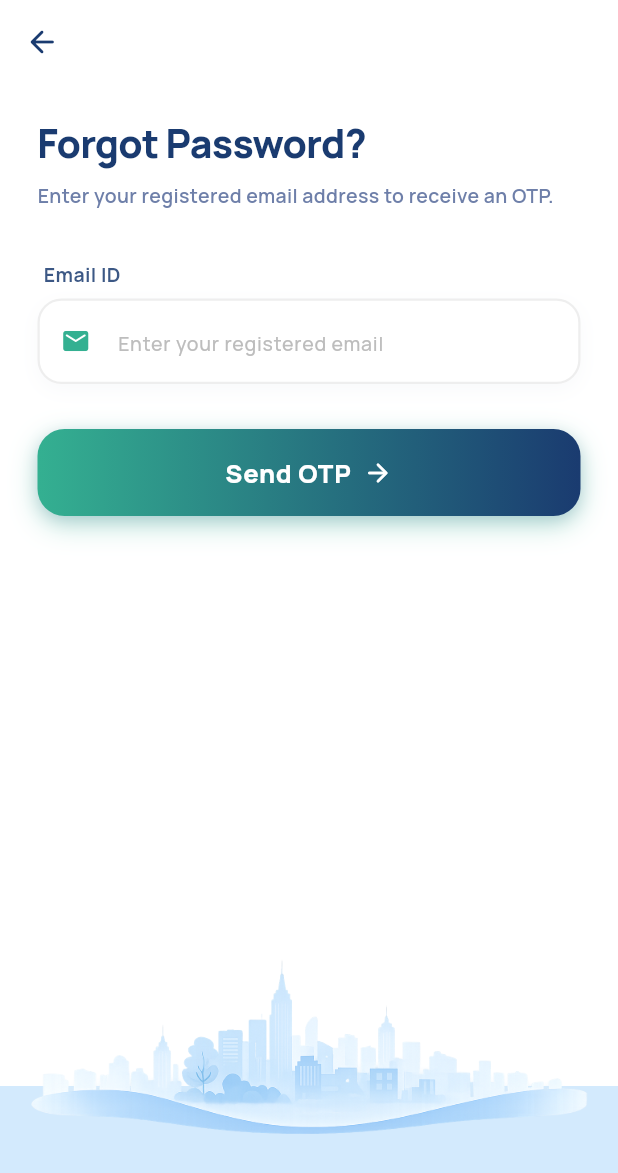
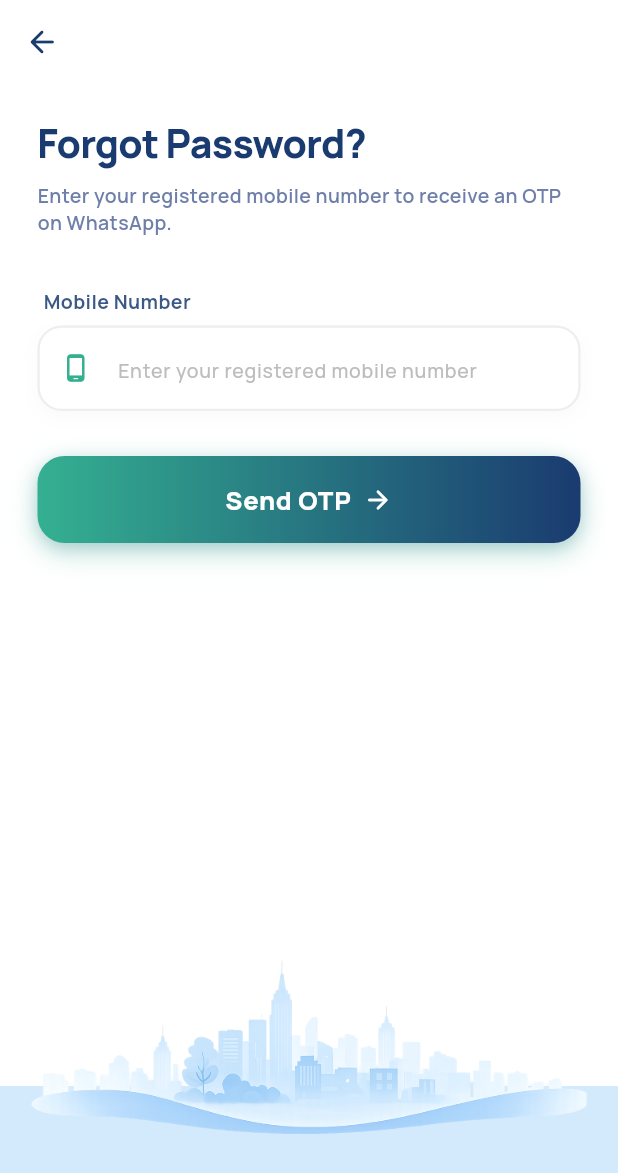
Before and after one commit to artic0909/doctorwala-for-partner-app, a Flutter app: the ForgotPasswordScreen screen opened directly, on a phone screen of 412 x 824 dp. Shown: the top 1173 px of the screen. Run offline on Flutter 3.47's test engine with Material 3 defaults, Android fonts, the phone set to English and light mode, and no system bars; our stand-ins replace animate_do, carousel_slider, google_fonts, image_picker, shared_preferences; accounts and stored records are empty.

Commit message:
forget otp

```diff
--- a/lib/core/api_service.dart
+++ b/lib/core/api_service.dart
@@ -261,13 +261,13 @@ class ApiService {
       };
     }
   }
-  /// Sends an OTP to the partner's registered email address for password reset (URL Encoded Form POST)
+  /// Sends an OTP to the partner's registered mobile number for password reset (URL Encoded Form POST)
   static Future<Map<String, dynamic>> forgotPasswordSendOtp({
-    required String email,
+    required String mobileNumber,
   }) async {
     final url = Uri.parse('$baseUrl/forgot-password/send-otp');
     final Map<String, String> body = {
-      'partner_email': email,
+      'partner_mobile_number': mobileNumber,
     };
 
     try {
@@ -296,13 +296,13 @@ class ApiService {
 
   /// Verifies an OTP and resets password (URL Encoded Form POST)
   static Future<Map<String, dynamic>> forgotPasswordReset({
-    required String email,
+    required String mobileNumber,
     required String otp,
     required String password,
   }) async {
     final url = Uri.parse('$baseUrl/forgot-password/reset');
     final Map<String, String> body = {
-      'partner_email': email,
+      'partner_mobile_number': mobileNumber,
       'otp': otp,
       'partner_password': password,
     };
--- a/lib/screens/forgot_password_screen.dart
+++ b/lib/screens/forgot_password_screen.dart
@@ -15,8 +15,8 @@ class ForgotPasswordScreen extends StatefulWidget {
 }
 
 class _ForgotPasswordScreenState extends State<ForgotPasswordScreen> {
-  int _currentStep = 1; // 1: Email, 2: OTP & New Password
-  final _emailController = TextEditingController();
+  int _currentStep = 1; // 1: Mobile, 2: OTP & New Password
+  final _mobileController = TextEditingController();
   final _otpController = TextEditingController();
   final _passwordController = TextEditingController();
 
@@ -25,22 +25,21 @@ class _ForgotPasswordScreenState extends State<ForgotPasswordScreen> {
 
   @override
   void dispose() {
-    _emailController.dispose();
+    _mobileController.dispose();
     _otpController.dispose();
     _passwordController.dispose();
     super.dispose();
   }
 
   void _sendOtp() async {
-    final email = _emailController.text.trim();
-    if (email.isEmpty) {
-      CustomAlerts.showError(context, 'Please enter your email');
+    final mobile = _mobileController.text.trim();
+    if (mobile.isEmpty) {
+      CustomAlerts.showError(context, 'Please enter your mobile number');
       return;
     }
 
-    final emailRegex = RegExp(r'^[\w-\.]+@([\w-]+\.)+[\w-]{2,4}$');
-    if (!emailRegex.hasMatch(email)) {
-      CustomAlerts.showError(context, 'Please enter a valid email address');
+    if (mobile.length != 10) {
+      CustomAlerts.showError(context, 'Please enter a valid 10-digit mobile number');
       return;
     }
 
@@ -49,7 +48,7 @@ class _ForgotPasswordScreenState extends State<ForgotPasswordScreen> {
     });
 
     try {
-      final response = await ApiService.forgotPasswordSendOtp(email: email);
+      final response = await ApiService.forgotPasswordSendOtp(mobileNumber: mobile);
 
       setState(() {
         _isLoading = false;
@@ -75,7 +74,7 @@ class _ForgotPasswordScreenState extends State<ForgotPasswordScreen> {
   }
 
   void _resetPassword() async {
-    final email = _emailController.text.trim();
+    final mobile = _mobileController.text.trim();
     final otp = _otpController.text.trim();
     final password = _passwordController.text.trim();
 
@@ -95,7 +94,7 @@ class _ForgotPasswordScreenState extends State<ForgotPasswordScreen> {
 
     try {
       final response = await ApiService.forgotPasswordReset(
-        email: email,
+        mobileNumber: mobile,
         otp: otp,
         password: password,
       );
@@ -275,8 +274,8 @@ class _ForgotPasswordScreenState extends State<ForgotPasswordScreen> {
                             const SizedBox(height: 8),
                             Text(
                               _currentStep == 1
-                                  ? 'Enter your registered email address to receive an OTP.'
-                                  : 'Enter the OTP sent to your email and your new password.',
+                                  ? 'Enter your registered mobile number to receive an OTP on WhatsApp.'
+                                  : 'Enter the OTP sent to your WhatsApp and your new password.',
                               style: GoogleFonts.manrope(
                                 fontSize: 13,
                                 fontWeight: FontWeight.w600,
@@ -293,11 +292,12 @@ class _ForgotPasswordScreenState extends State<ForgotPasswordScreen> {
                       if (_currentStep == 1) ...[
                         FadeInUp(
                           child: _buildInputField(
-                            controller: _emailController,
-                            label: 'Email ID',
-                            hint: 'Enter your registered email',
-                            icon: Icons.email_rounded,
-                            keyboardType: TextInputType.emailAddress,
+                            controller: _mobileController,
+                            label: 'Mobile Number',
+                            hint: 'Enter your registered mobile number',
+                            icon: Icons.phone_android_rounded,
+                            keyboardType: TextInputType.phone,
+                            inputFormatters: [FilteringTextInputFormatter.digitsOnly, LengthLimitingTextInputFormatter(10)],
                           ),
                         ),
                         const SizedBox(height: 30),
```
